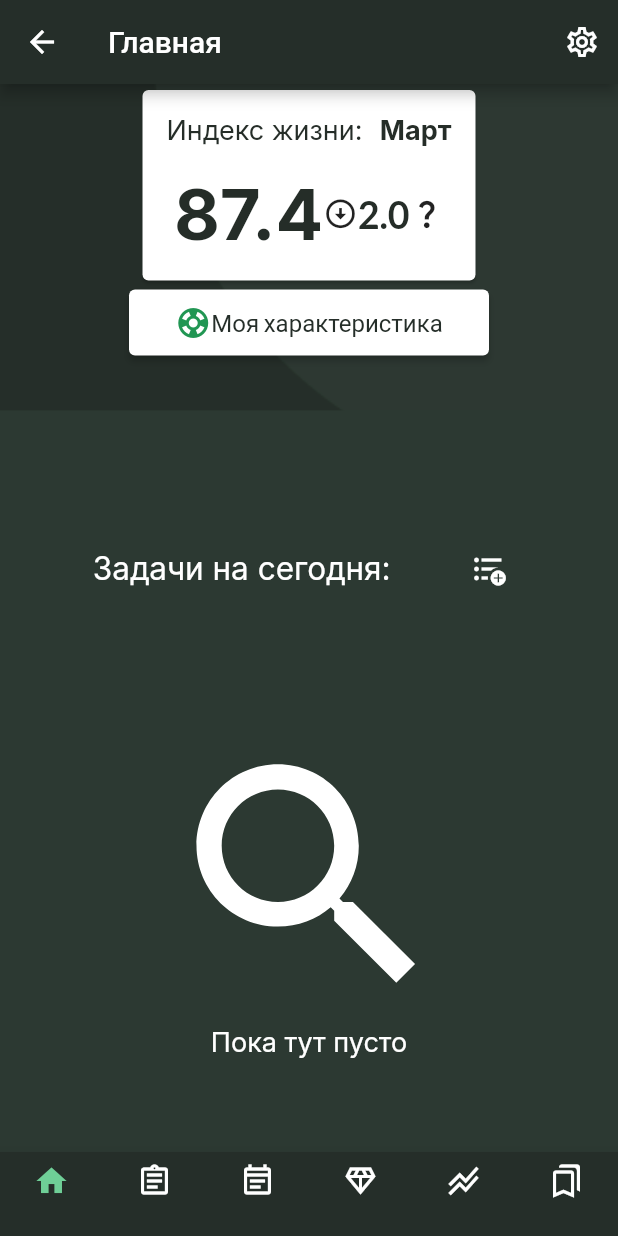
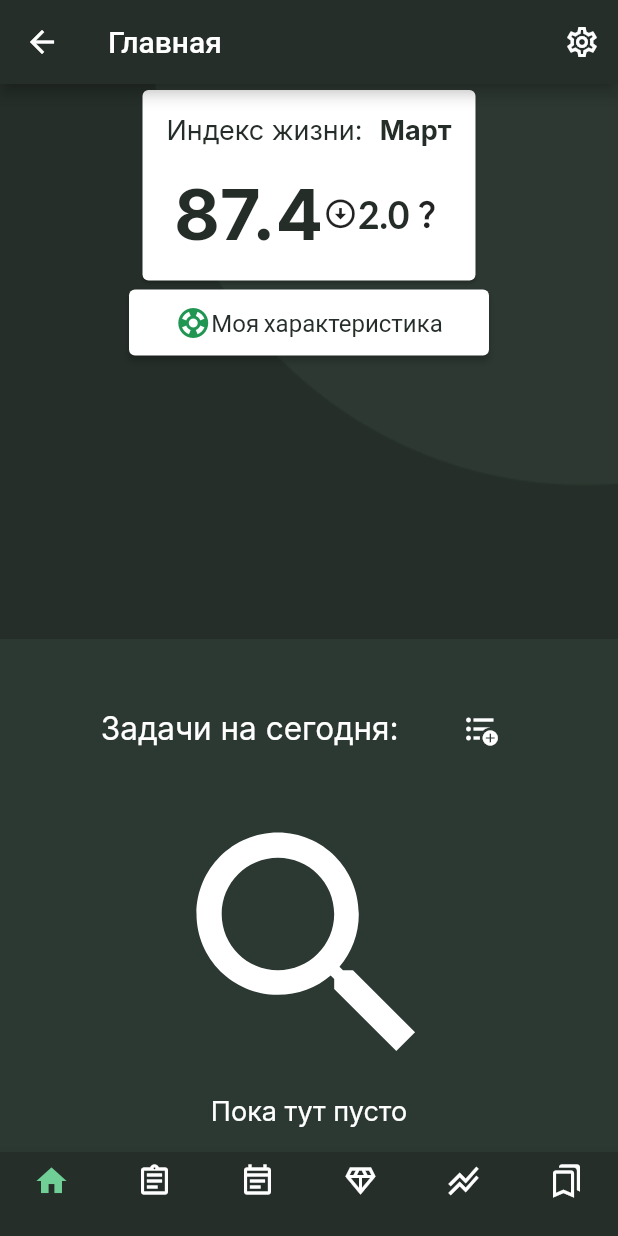
Before and after one commit to artemka-web3/IamAppV2, a Flutter app: the MyApp screen opened directly, on a phone screen of 412 x 824 dp. Run offline on Flutter 3.47's test engine with Material 2 defaults, Android fonts, the phone set to English and light mode, and no system bars; our stand-ins replace firebase_core, google_fonts; missing offline and left inert: dart:ffi; accounts and stored records are empty; project files that could hold a hidden picture were left out.

Commit message:
Fix
Исправлена ошибка переполнения виджетов на Home()

```diff
--- a/lib/pages/home.dart
+++ b/lib/pages/home.dart
@@ -114,9 +114,9 @@
           ],
         ),
         Container(
+          padding: EdgeInsets.all(16.0),
           width: MediaQuery.of(context).size.width,
           color: Color(0xFF2C3932),
-          height: MediaQuery.of(context).size.height * 0.6,
           child: Column(
               mainAxisAlignment: MainAxisAlignment.spaceEvenly,
               children: [
@@ -134,13 +134,23 @@
                           fontWeight: FontWeight.w400,
                         )),
                       ),
-                  IconButton(icon: Icon(Icons.format_list_bulleted_add, color: Colors.white,), onPressed: (){},)
+                      IconButton(
+                        icon: Icon(
+                          Icons.format_list_bulleted_add,
+                          color: Colors.white,
+                        ),
+                        onPressed: () {},
+                      )
                     ],
                   ),
                 ),
                 Column(
                   children: [
-                Icon(Icons.search, color: Colors.white, size: 200,),
+                    Icon(
+                      Icons.search,
+                      color: Colors.white,
+                      size: 200,
+                    ),
                     Text(
                       'Пока тут пусто',
                       style: GoogleFonts.inter(
```
Lines whose indentation alone changed are shown as unchanged.
